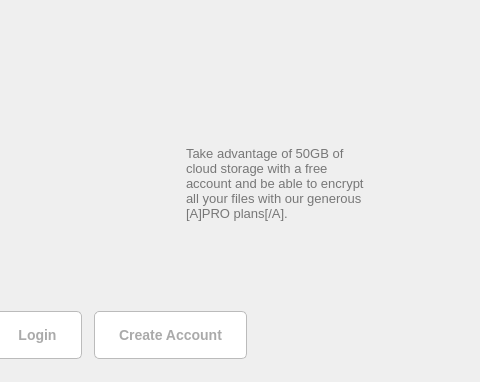
meganz/MEGAsync, file src/MEGASync/gui/macx/InfoWizard.ui: the form before one commit; both pictures show x 240 to 720 and y 142 to 524 of the 720 by 524 pixel window.
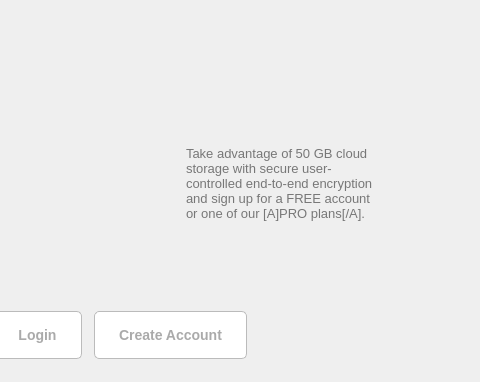
The form after the commit. Icons and pictures are not drawn.

Commit message: Replace label with a more accurate one

The edit to the form file:
```diff
--- a/src/MEGASync/gui/macx/InfoWizard.ui
+++ b/src/MEGASync/gui/macx/InfoWizard.ui
@@ -489,7 +489,7 @@
               </rect>
              </property>
              <property name="text">
-              <string>Take advantage of 50GB of cloud storage with a free  account and be able to encrypt all your files with our generous [A]PRO plans[/A].</string>
+              <string>Take advantage of 50 GB cloud storage with secure user-controlled end-to-end encryption and sign up for a FREE account or one of our [A]PRO plans[/A].</string>
              </property>
              <property name="alignment">
               <set>Qt::AlignBottom|Qt::AlignLeading|Qt::AlignLeft</set>
```
The commit also changes 2 other files.
